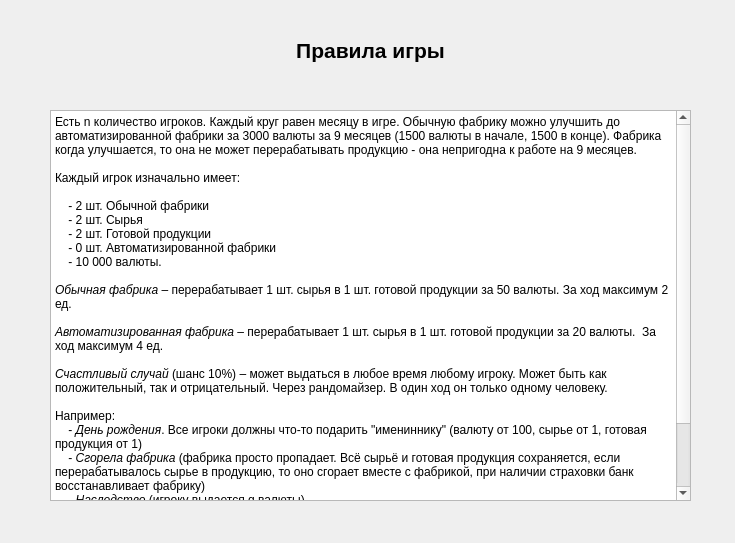
The window that ruleswindow.ui (Saham9tka/for_bots) describes before a commit, drawn with Qt 5.
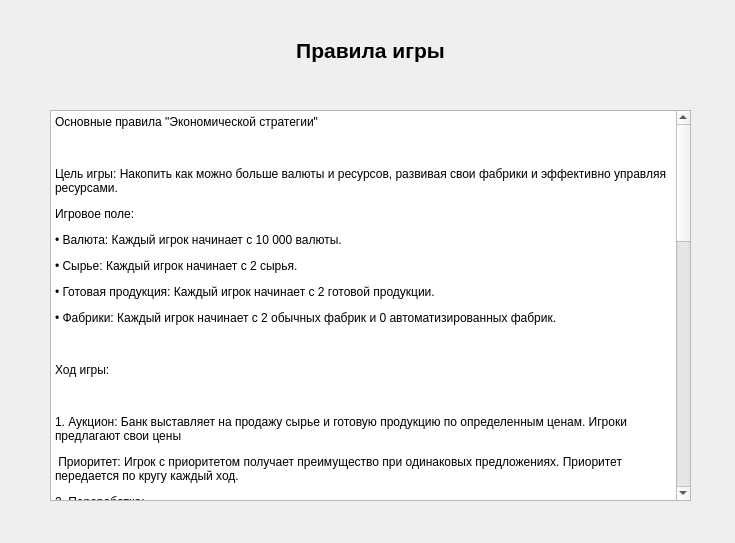
The same window after the commit.

Commit message: added final versoin of rules

Diff of the .ui file:
```diff
--- a/ruleswindow.ui
+++ b/ruleswindow.ui
@@ -49,28 +49,47 @@
 li.unchecked::marker { content: &quot;\2610&quot;; }
 li.checked::marker { content: &quot;\2612&quot;; }
 &lt;/style&gt;&lt;/head&gt;&lt;body style=&quot; font-family:'Segoe UI'; font-size:9pt; font-weight:400; font-style:normal;&quot;&gt;
-&lt;p style=&quot; margin-top:0px; margin-bottom:0px; margin-left:0px; margin-right:0px; -qt-block-indent:0; text-indent:0px;&quot;&gt;Есть n количество игроков. Каждый круг равен месяцу в игре. Обычную фабрику можно улучшить до автоматизированной фабрики за 3000 валюты за 9 месяцев (1500 валюты в начале, 1500 в конце). Фабрика когда улучшается, то она не может перерабатывать продукцию - она непригодна к работе на 9 месяцев.&lt;/p&gt;
-&lt;p style=&quot;-qt-paragraph-type:empty; margin-top:0px; margin-bottom:0px; margin-left:0px; margin-right:0px; -qt-block-indent:0; text-indent:0px;&quot;&gt;&lt;br /&gt;&lt;/p&gt;
-&lt;p style=&quot; margin-top:0px; margin-bottom:0px; margin-left:0px; margin-right:0px; -qt-block-indent:0; text-indent:0px;&quot;&gt;Каждый игрок изначально имеет:&lt;/p&gt;
-&lt;p style=&quot;-qt-paragraph-type:empty; margin-top:0px; margin-bottom:0px; margin-left:0px; margin-right:0px; -qt-block-indent:0; text-indent:0px;&quot;&gt;&lt;br /&gt;&lt;/p&gt;
-&lt;p style=&quot; margin-top:0px; margin-bottom:0px; margin-left:0px; margin-right:0px; -qt-block-indent:0; text-indent:0px;&quot;&gt;    - 2 шт. Обычной фабрики&lt;/p&gt;
-&lt;p style=&quot; margin-top:0px; margin-bottom:0px; margin-left:0px; margin-right:0px; -qt-block-indent:0; text-indent:0px;&quot;&gt;    - 2 шт. Сырья&lt;/p&gt;
-&lt;p style=&quot; margin-top:0px; margin-bottom:0px; margin-left:0px; margin-right:0px; -qt-block-indent:0; text-indent:0px;&quot;&gt;    - 2 шт. Готовой продукции&lt;/p&gt;
-&lt;p style=&quot; margin-top:0px; margin-bottom:0px; margin-left:0px; margin-right:0px; -qt-block-indent:0; text-indent:0px;&quot;&gt;    - 0 шт. Автоматизированной фабрики&lt;/p&gt;
-&lt;p style=&quot; margin-top:0px; margin-bottom:0px; margin-left:0px; margin-right:0px; -qt-block-indent:0; text-indent:0px;&quot;&gt;    - 10 000 валюты.&lt;/p&gt;
-&lt;p style=&quot;-qt-paragraph-type:empty; margin-top:0px; margin-bottom:0px; margin-left:0px; margin-right:0px; -qt-block-indent:0; text-indent:0px;&quot;&gt;&lt;br /&gt;&lt;/p&gt;
-&lt;p style=&quot; margin-top:0px; margin-bottom:0px; margin-left:0px; margin-right:0px; -qt-block-indent:0; text-indent:0px;&quot;&gt;&lt;span style=&quot; font-style:italic;&quot;&gt;Обычная фабрика&lt;/span&gt; – перерабатывает 1 шт. сырья в 1 шт. готовой продукции за 50 валюты. За ход максимум 2 ед.&lt;/p&gt;
-&lt;p style=&quot;-qt-paragraph-type:empty; margin-top:0px; margin-bottom:0px; margin-left:0px; margin-right:0px; -qt-block-indent:0; text-indent:0px;&quot;&gt;&lt;br /&gt;&lt;/p&gt;
-&lt;p style=&quot; margin-top:0px; margin-bottom:0px; margin-left:0px; margin-right:0px; -qt-block-indent:0; text-indent:0px;&quot;&gt;&lt;span style=&quot; font-style:italic;&quot;&gt;Автоматизированная фабрика&lt;/span&gt; – перерабатывает 1 шт. сырья в 1 шт. готовой продукции за 20 валюты.  За ход максимум 4 ед.&lt;/p&gt;
-&lt;p style=&quot;-qt-paragraph-type:empty; margin-top:0px; margin-bottom:0px; margin-left:0px; margin-right:0px; -qt-block-indent:0; text-indent:0px;&quot;&gt;&lt;br /&gt;&lt;/p&gt;
-&lt;p style=&quot; margin-top:0px; margin-bottom:0px; margin-left:0px; margin-right:0px; -qt-block-indent:0; text-indent:0px;&quot;&gt;&lt;span style=&quot; font-style:italic;&quot;&gt;Счастливый случай&lt;/span&gt; (шанс 10%) – может выдаться в любое время любому игроку. Может быть как положительный, так и отрицательный. Через рандомайзер. В один ход он только одному человеку.&lt;/p&gt;
-&lt;p style=&quot;-qt-paragraph-type:empty; margin-top:0px; margin-bottom:0px; margin-left:0px; margin-right:0px; -qt-block-indent:0; text-indent:0px;&quot;&gt;&lt;br /&gt;&lt;/p&gt;
-&lt;p style=&quot; margin-top:0px; margin-bottom:0px; margin-left:0px; margin-right:0px; -qt-block-indent:0; text-indent:0px;&quot;&gt;Например: &lt;/p&gt;
-&lt;p style=&quot; margin-top:0px; margin-bottom:0px; margin-left:0px; margin-right:0px; -qt-block-indent:0; text-indent:0px;&quot;&gt;    - &lt;span style=&quot; font-style:italic;&quot;&gt;День рождения&lt;/span&gt;. Все игроки должны что-то подарить &amp;quot;имениннику&amp;quot; (валюту от 100, сырье от 1, готовая продукция от 1)&lt;/p&gt;
-&lt;p style=&quot; margin-top:0px; margin-bottom:0px; margin-left:0px; margin-right:0px; -qt-block-indent:0; text-indent:0px;&quot;&gt;    - &lt;span style=&quot; font-style:italic;&quot;&gt;Сгорела фабрика&lt;/span&gt; (фабрика просто пропадает. Всё сырьё и готовая продукция сохраняется, если перерабатывалось сырье в продукцию, то оно сгорает вместе с фабрикой, при наличии страховки банк восстанавливает фабрику)&lt;/p&gt;
-&lt;p style=&quot; margin-top:0px; margin-bottom:0px; margin-left:0px; margin-right:0px; -qt-block-indent:0; text-indent:0px;&quot;&gt;    - &lt;span style=&quot; font-style:italic;&quot;&gt;Наследство&lt;/span&gt; (игроку выдается q валюты)&lt;/p&gt;
-&lt;p style=&quot; margin-top:0px; margin-bottom:0px; margin-left:0px; margin-right:0px; -qt-block-indent:0; text-indent:0px;&quot;&gt;50% скидка на траты (аренда сырья и ГП, улучшение фабрики, переработка сырья) (действует один ход)&lt;/p&gt;
-&lt;p style=&quot; margin-top:0px; margin-bottom:0px; margin-left:0px; margin-right:0px; -qt-block-indent:0; text-indent:0px;&quot;&gt;    - &lt;span style=&quot; font-style:italic;&quot;&gt;Кризис в банке&lt;/span&gt; - банк покупает товар очень дорого и продаёт сырьё очень дёшево, игроки теряют 500 рублей(если денег нет то банк забирает 1 ед товара за каждые 100 р недоплаты, 1 ед сырья за каждые 50 р недоплаты, ухудшает модернизированную фабрику до обычной за весь долг, обычную фабрику закрывает на 2 месяца, застрахованный игрок не платит банку 500 р)&lt;/p&gt;&lt;/body&gt;&lt;/html&gt;</string>
+&lt;p style=&quot; margin-top:12px; margin-bottom:0px; margin-left:0px; margin-right:0px; -qt-block-indent:0; text-indent:0px;&quot;&gt;Основные правила &amp;quot;Экономической стратегии&amp;quot; &lt;/p&gt;
+&lt;p style=&quot; margin-top:12px; margin-bottom:0px; margin-left:0px; margin-right:0px; -qt-block-indent:0; text-indent:0px;&quot;&gt;  &lt;/p&gt;
+&lt;p style=&quot; margin-top:12px; margin-bottom:0px; margin-left:0px; margin-right:0px; -qt-block-indent:0; text-indent:0px;&quot;&gt;Цель игры: Накопить как можно больше валюты и ресурсов, развивая свои фабрики и эффективно управляя ресурсами. &lt;/p&gt;
+&lt;p style=&quot; margin-top:12px; margin-bottom:0px; margin-left:0px; margin-right:0px; -qt-block-indent:0; text-indent:0px;&quot;&gt;Игровое поле: &lt;/p&gt;
+&lt;p style=&quot; margin-top:12px; margin-bottom:0px; margin-left:0px; margin-right:0px; -qt-block-indent:0; text-indent:0px;&quot;&gt;• Валюта: Каждый игрок начинает с 10 000 валюты. &lt;/p&gt;
+&lt;p style=&quot; margin-top:12px; margin-bottom:0px; margin-left:0px; margin-right:0px; -qt-block-indent:0; text-indent:0px;&quot;&gt;• Сырье: Каждый игрок начинает с 2 сырья. &lt;/p&gt;
+&lt;p style=&quot; margin-top:12px; margin-bottom:0px; margin-left:0px; margin-right:0px; -qt-block-indent:0; text-indent:0px;&quot;&gt;• Готовая продукция: Каждый игрок начинает с 2 готовой продукции. &lt;/p&gt;
+&lt;p style=&quot; margin-top:12px; margin-bottom:0px; margin-left:0px; margin-right:0px; -qt-block-indent:0; text-indent:0px;&quot;&gt;• Фабрики: Каждый игрок начинает с 2 обычных фабрик и 0 автоматизированных фабрик. &lt;/p&gt;
+&lt;p style=&quot; margin-top:12px; margin-bottom:0px; margin-left:0px; margin-right:0px; -qt-block-indent:0; text-indent:0px;&quot;&gt;  &lt;/p&gt;
+&lt;p style=&quot; margin-top:12px; margin-bottom:0px; margin-left:0px; margin-right:0px; -qt-block-indent:0; text-indent:0px;&quot;&gt;Ход игры: &lt;/p&gt;
+&lt;p style=&quot; margin-top:12px; margin-bottom:0px; margin-left:0px; margin-right:0px; -qt-block-indent:0; text-indent:0px;&quot;&gt;  &lt;/p&gt;
+&lt;p style=&quot; margin-top:12px; margin-bottom:0px; margin-left:0px; margin-right:0px; -qt-block-indent:0; text-indent:0px;&quot;&gt;1. Аукцион: Банк выставляет на продажу сырье и готовую продукцию по определенным ценам. Игроки предлагают свои цены &lt;/p&gt;
+&lt;p style=&quot; margin-top:12px; margin-bottom:0px; margin-left:0px; margin-right:0px; -qt-block-indent:0; text-indent:0px;&quot;&gt; Приоритет: Игрок с приоритетом получает преимущество при одинаковых предложениях. Приоритет передается по кругу каждый ход. &lt;/p&gt;
+&lt;p style=&quot; margin-top:12px; margin-bottom:0px; margin-left:0px; margin-right:0px; -qt-block-indent:0; text-indent:0px;&quot;&gt;2. Переработка: &lt;/p&gt;
+&lt;p style=&quot; margin-top:12px; margin-bottom:0px; margin-left:0px; margin-right:0px; -qt-block-indent:0; text-indent:0px;&quot;&gt; Обычная фабрика: Перерабатывает 1 сырье в 1 готовую продукцию за 50 валюты (максимум 2 ед. за ход). &lt;/p&gt;
+&lt;p style=&quot; margin-top:12px; margin-bottom:0px; margin-left:0px; margin-right:0px; -qt-block-indent:0; text-indent:0px;&quot;&gt; Автоматизированная фабрика: Перерабатывает 1 сырье в 1 готовую продукцию за 20 валюты (максимум 4 ед. за ход). &lt;/p&gt;
+&lt;p style=&quot; margin-top:12px; margin-bottom:0px; margin-left:0px; margin-right:0px; -qt-block-indent:0; text-indent:0px;&quot;&gt;3. Счастливый случай: c шансом в ход одному игроку выпадает случайное событие. &lt;/p&gt;
+&lt;p style=&quot; margin-top:12px; margin-bottom:0px; margin-left:0px; margin-right:0px; -qt-block-indent:0; text-indent:0px;&quot;&gt;4. Оплата аренды: &lt;/p&gt;
+&lt;p style=&quot; margin-top:12px; margin-bottom:0px; margin-left:0px; margin-right:0px; -qt-block-indent:0; text-indent:0px;&quot;&gt; 20 валюты за каждую единицу сырья, которая не была переработана. &lt;/p&gt;
+&lt;p style=&quot; margin-top:12px; margin-bottom:0px; margin-left:0px; margin-right:0px; -qt-block-indent:0; text-indent:0px;&quot;&gt; 40 валюты за каждую единицу готовой продукции, которая не была продана. &lt;/p&gt;
+&lt;p style=&quot; margin-top:12px; margin-bottom:0px; margin-left:0px; margin-right:0px; -qt-block-indent:0; text-indent:0px;&quot;&gt;5. Кредит: &lt;/p&gt;
+&lt;p style=&quot; margin-top:12px; margin-bottom:0px; margin-left:0px; margin-right:0px; -qt-block-indent:0; text-indent:0px;&quot;&gt;1) Игрок может взять кредит в банке, не превышающий его имеющийся баланс. &lt;/p&gt;
+&lt;p style=&quot; margin-top:12px; margin-bottom:0px; margin-left:0px; margin-right:0px; -qt-block-indent:0; text-indent:0px;&quot;&gt; Кредит необходимо вернуть в течение 12 ходов с 10% процентами. &lt;/p&gt;
+&lt;p style=&quot; margin-top:12px; margin-bottom:0px; margin-left:0px; margin-right:0px; -qt-block-indent:0; text-indent:0px;&quot;&gt;6. Страховка: &lt;/p&gt;
+&lt;p style=&quot; margin-top:12px; margin-bottom:0px; margin-left:0px; margin-right:0px; -qt-block-indent:0; text-indent:0px;&quot;&gt; Игрок может купить страховку у банка за 200 валюты. &lt;/p&gt;
+&lt;p style=&quot; margin-top:12px; margin-bottom:0px; margin-left:0px; margin-right:0px; -qt-block-indent:0; text-indent:0px;&quot;&gt; Страховка защищает от негативных эффектов некоторых счастливых случаев на следующем ходу. &lt;/p&gt;
+&lt;p style=&quot; margin-top:12px; margin-bottom:0px; margin-left:0px; margin-right:0px; -qt-block-indent:0; text-indent:0px;&quot;&gt;7. Улучшение фабрик: &lt;/p&gt;
+&lt;p style=&quot; margin-top:12px; margin-bottom:0px; margin-left:0px; margin-right:0px; -qt-block-indent:0; text-indent:0px;&quot;&gt; Обычную фабрику можно улучшить до автоматизированной за 3000 валюты за 9 месяцев (1500 валюты в начале, 1500 в конце). &lt;/p&gt;
+&lt;p style=&quot; margin-top:12px; margin-bottom:0px; margin-left:0px; margin-right:0px; -qt-block-indent:0; text-indent:0px;&quot;&gt; Улучшенная фабрика 9 ходов не работает. &lt;/p&gt;
+&lt;p style=&quot; margin-top:12px; margin-bottom:0px; margin-left:0px; margin-right:0px; -qt-block-indent:0; text-indent:0px;&quot;&gt;  &lt;/p&gt;
+&lt;p style=&quot; margin-top:12px; margin-bottom:0px; margin-left:0px; margin-right:0px; -qt-block-indent:0; text-indent:0px;&quot;&gt;Счастливые случаи: &lt;/p&gt;
+&lt;p style=&quot; margin-top:12px; margin-bottom:0px; margin-left:0px; margin-right:0px; -qt-block-indent:0; text-indent:0px;&quot;&gt;  &lt;/p&gt;
+&lt;p style=&quot; margin-top:12px; margin-bottom:0px; margin-left:0px; margin-right:0px; -qt-block-indent:0; text-indent:0px;&quot;&gt;• День рождения: Все игроки должны подарить “имениннику” что-то (валюту, сырье, готовую продукцию). &lt;/p&gt;
+&lt;p style=&quot; margin-top:12px; margin-bottom:0px; margin-left:0px; margin-right:0px; -qt-block-indent:0; text-indent:0px;&quot;&gt;• Сгорела фабрика: Фабрика пропадает. Сырьё и готовая продукция сохраняется (если перерабатывалось сырье в продукцию, то оно сгорает вместе с фабрикой). При наличии страховки банк восстанавливает фабрику. &lt;/p&gt;
+&lt;p style=&quot; margin-top:12px; margin-bottom:0px; margin-left:0px; margin-right:0px; -qt-block-indent:0; text-indent:0px;&quot;&gt;• Наследство: Игроку выдается определенное количество валюты. &lt;/p&gt;
+&lt;p style=&quot; margin-top:12px; margin-bottom:0px; margin-left:0px; margin-right:0px; -qt-block-indent:0; text-indent:0px;&quot;&gt;• 50% скидка на траты: Действует один ход. Скидка распространяется на аренду сырья и готовой продукции, улучшение фабрик, переработку сырья. &lt;/p&gt;
+&lt;p style=&quot; margin-top:12px; margin-bottom:0px; margin-left:0px; margin-right:0px; -qt-block-indent:0; text-indent:0px;&quot;&gt;• Кризис в банке: &lt;/p&gt;
+&lt;p style=&quot; margin-top:12px; margin-bottom:0px; margin-left:0px; margin-right:0px; -qt-block-indent:0; text-indent:0px;&quot;&gt;1)Банк покупает готовую продукцию по высокой цене и продает сырье по низкой цене. &lt;/p&gt;
+&lt;p style=&quot; margin-top:12px; margin-bottom:0px; margin-left:0px; margin-right:0px; -qt-block-indent:0; text-indent:0px;&quot;&gt;2)Игроки теряют 500 валюты. Если денег нет, то банк забирает 1 ед. товара за каждые 100 валюты недоплаты, 1 ед. сырья за каждые 50 валюты недоплаты. Ухудшает модернизированную фабрику до обычной за весь долг, обычную фабрику закрывает на 2 месяца. Застрахованный игрок не платит банку. &lt;/p&gt;
+&lt;p style=&quot; margin-top:12px; margin-bottom:0px; margin-left:0px; margin-right:0px; -qt-block-indent:0; text-indent:0px;&quot;&gt;  &lt;/p&gt;
+&lt;p style=&quot; margin-top:12px; margin-bottom:0px; margin-left:0px; margin-right:0px; -qt-block-indent:0; text-indent:0px;&quot;&gt;Победа: Игрок с наибольшим количеством валюты и ресурсов к концу игры. &lt;/p&gt;&lt;/body&gt;&lt;/html&gt;</string>
    </property>
   </widget>
  </widget>
```
The commit also changes 1 other file.
